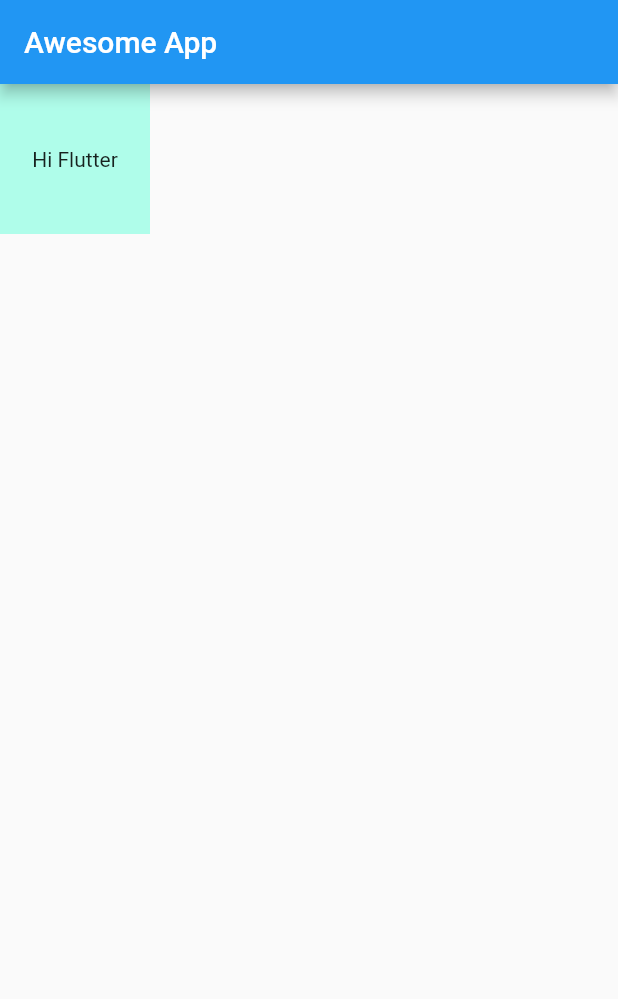
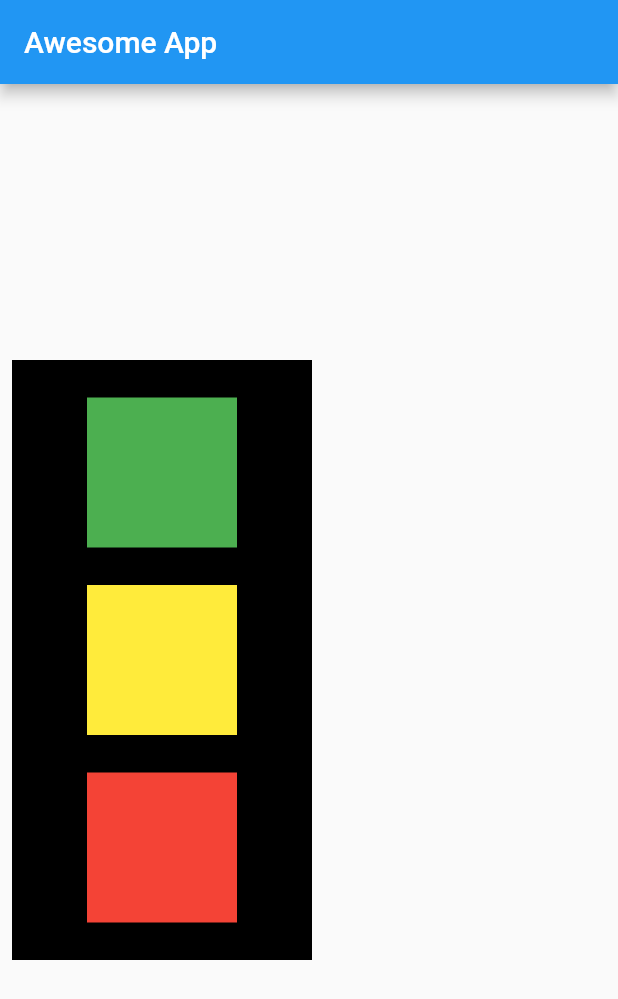
Before and after one commit to Ankit180898/flutter_development, a Flutter app: the screen it shows after launch, on a phone screen of 412 x 824 dp. Shown: the top 999 px of the screen. Run offline on Flutter 3.47's test engine with Material 2 defaults, Android fonts, the phone set to English and light mode, and no system bars.

Commit message:
Chapter 2 completed

```diff
--- a/lib/main.dart
+++ b/lib/main.dart
@@ -17,18 +17,37 @@ class HomePage extends StatelessWidget {
       appBar: AppBar(
         title: Text("Awesome App"),
       ),
-      body: Container(
-        decoration: BoxDecoration(
-
-        ),
-        child: Center(
-          child: Text(
-            "Hi Flutter",
+      body: Padding(
+        padding: const EdgeInsets.all(8.0),
+        child: Align(
+          alignment: Alignment.centerLeft,
+          child: Container(
+            color: Colors.black,
+            width: 200,
+            height: 400,
+            child: Column(
+              mainAxisAlignment: MainAxisAlignment.spaceEvenly,
+              crossAxisAlignment: CrossAxisAlignment.center,
+              children: [
+                Container(
+                  width: 100,
+                  height: 100,
+                  color: Colors.green,
+                ),
+                Container(
+                  width: 100,
+                  height: 100,
+                  color: Colors.yellow,
+                ),
+                Container(
+                  width: 100,
+                  height: 100,
+                  color: Colors.red,
+                ),
+              ],
+            ),
           ),
         ),
-        width: 100,
-        height: 100,
-        color: Colors.tealAccent.withOpacity(0.5),
       ),
     );
   }
```
